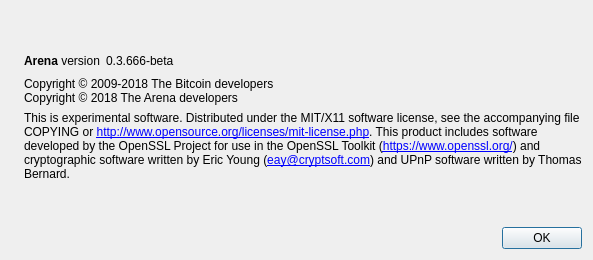
ArenaCoinDev/Arena, file arena-master/src/qt/forms/aboutdialog.ui: the form before one commit.
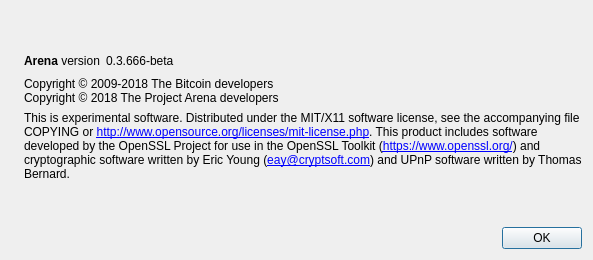
The form after the commit. Icons and pictures are not drawn.

Commit message:
Arena Wallet UI
Test of color change

Diff of the .ui file:
```diff
--- a/arena-master/src/qt/forms/aboutdialog.ui
+++ b/arena-master/src/qt/forms/aboutdialog.ui
@@ -92,7 +92,7 @@
        </property>
        <property name="text">
         <string>Copyright © 2009-2018 The Bitcoin developers
-Copyright © 2018 The Arena developers</string>
+Copyright © 2018 The Project Arena developers</string>
        </property>
        <property name="textInteractionFlags">
         <set>Qt::LinksAccessibleByMouse|Qt::TextSelectableByKeyboard|Qt::TextSelectableByMouse</set>
```
The commit also changes 1 other file.
